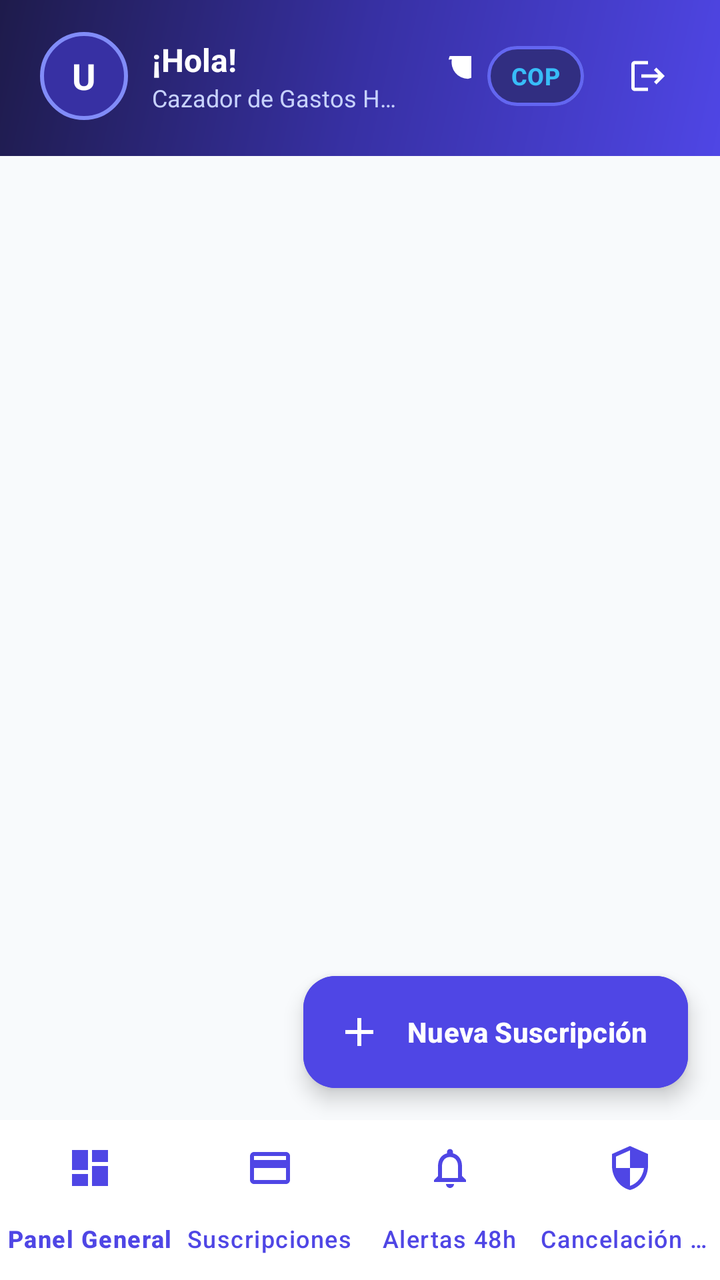
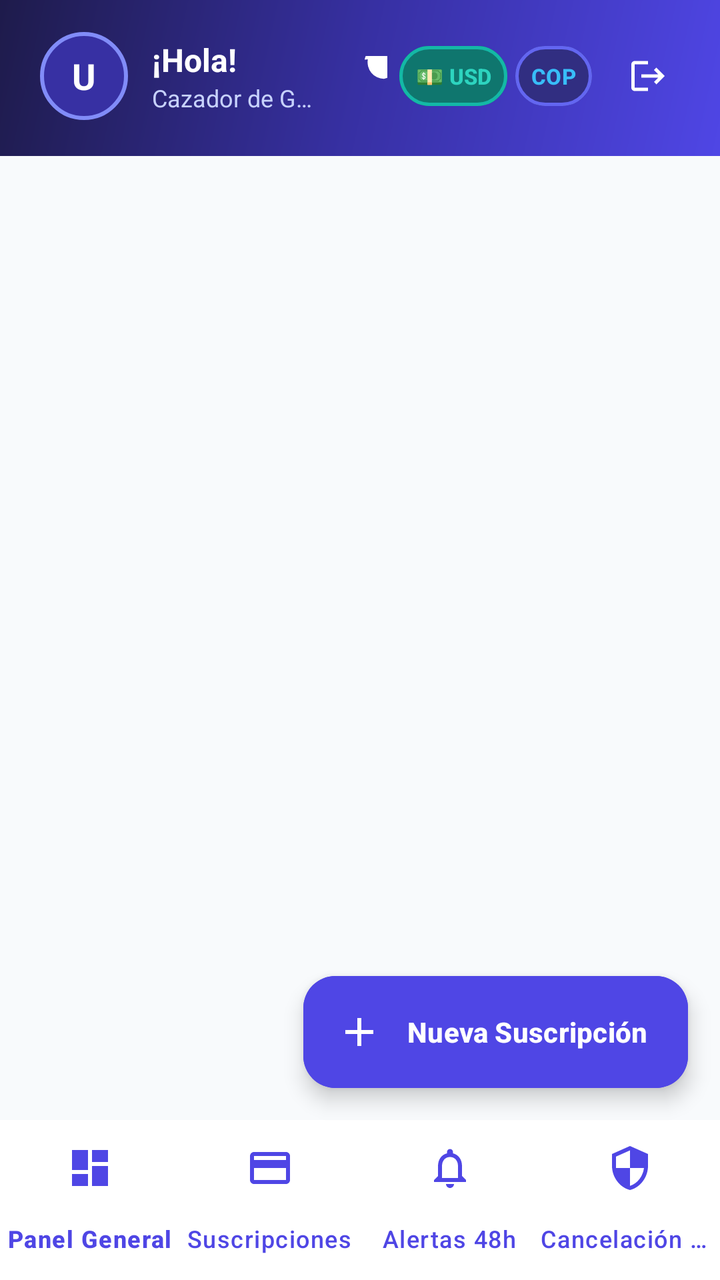

The first picture is an Android layout as it rendered before a commit; the second is the same layout after the commit. The layout source and the unified diff follow.
<!-- AndroidManifest.xml: application theme Theme.CazadorGastosHormiga -->
<!-- res/layout/activity_main.xml -->
<?xml version="1.0" encoding="utf-8"?>
<androidx.coordinatorlayout.widget.CoordinatorLayout xmlns:android="http://schemas.android.com/apk/res/android"
    xmlns:app="http://schemas.android.com/apk/res-auto"
    android:id="@+id/mainRootLayout"
    android:layout_width="match_parent"
    android:layout_height="match_parent"
    android:fitsSystemWindows="true"
    android:background="@color/background_light">

    <androidx.constraintlayout.widget.ConstraintLayout
        android:layout_width="match_parent"
        android:layout_height="match_parent">

        
        <LinearLayout
            android:id="@+id/modernHeader"
            android:layout_width="match_parent"
            android:layout_height="wrap_content"
            android:background="@drawable/bg_gradient_header"
            android:orientation="vertical"
            android:paddingStart="20dp"
            android:paddingTop="16dp"
            android:paddingEnd="20dp"
            android:paddingBottom="18dp"
            app:layout_constraintTop_toTopOf="parent">

            <LinearLayout
                android:layout_width="match_parent"
                android:layout_height="wrap_content"
                android:gravity="center_vertical"
                android:orientation="horizontal">

                
                <FrameLayout
                    android:layout_width="44dp"
                    android:layout_height="44dp"
                    android:background="@drawable/bg_avatar_circle">

                    <TextView
                        android:id="@+id/tvUserInitials"
                        android:layout_width="wrap_content"
                        android:layout_height="wrap_content"
                        android:layout_gravity="center"
                        android:text="U"
                        android:textColor="@color/surface_white"
                        android:textSize="18sp"
                        android:textStyle="bold" />
                </FrameLayout>

                
                <LinearLayout
                    android:layout_width="0dp"
                    android:layout_height="wrap_content"
                    android:layout_marginStart="12dp"
                    android:layout_weight="1"
                    android:orientation="vertical">

                    <TextView
                        android:id="@+id/tvGreeting"
                        android:layout_width="wrap_content"
                        android:layout_height="wrap_content"
                        android:text="¡Hola!"
                        android:textColor="@color/surface_white"
                        android:textSize="16sp"
                        android:textStyle="bold" />

                    <TextView
                        android:id="@+id/tvUserEmail"
                        android:layout_width="wrap_content"
                        android:layout_height="wrap_content"
                        android:ellipsize="end"
                        android:maxLines="1"
                        android:text="Cazador de Gastos Hormiga"
                        android:textColor="#C7D2FE"
                        android:textSize="12sp" />
                </LinearLayout>

                
                <com.google.android.material.button.MaterialButton
                    android:id="@+id/btnToggleTheme"
                    style="@style/Widget.Material3.Button.IconButton"
                    android:layout_width="38dp"
                    android:layout_height="38dp"
                    android:layout_marginEnd="4dp"
                    app:icon="@drawable/ic_moon"
                    app:iconTint="@color/surface_white" />

                
                <com.google.android.material.button.MaterialButton
                    android:id="@+id/btnToggleCurrency"
                    style="@style/Widget.Material3.Button.TonalButton"
                    android:layout_width="wrap_content"
                    android:layout_height="38dp"
                    android:layout_marginEnd="8dp"
                    android:backgroundTint="#312E81"
                    android:minWidth="0dp"
                    android:paddingStart="12dp"
                    android:paddingEnd="12dp"
                    android:text="COP"
                    android:textColor="#38BDF8"
                    android:textSize="12sp"
                    android:textStyle="bold"
                    app:cornerRadius="999dp"
                    app:strokeColor="#6366F1"
                    app:strokeWidth="1.5dp" />

                
                <com.google.android.material.button.MaterialButton
                    android:id="@+id/btnLogout"
                    style="@style/Widget.Material3.Button.IconButton"
                    android:layout_width="40dp"
                    android:layout_height="40dp"
                    app:icon="@drawable/ic_logout"
                    app:iconTint="@color/surface_white" />

            </LinearLayout>

        </LinearLayout>

        
        <FrameLayout
            android:id="@+id/fragmentContainer"
            android:layout_width="match_parent"
            android:layout_height="0dp"
            app:layout_constraintTop_toBottomOf="@id/modernHeader"
            app:layout_constraintBottom_toTopOf="@id/bottomNavigation" />

        
        <com.google.android.material.bottomnavigation.BottomNavigationView
            android:id="@+id/bottomNavigation"
            android:layout_width="match_parent"
            android:layout_height="wrap_content"
            android:background="@color/surface_white"
            android:elevation="8dp"
            app:itemActiveIndicatorStyle="@null"
            app:itemIconTint="@color/primary"
            app:itemTextColor="@color/primary"
            app:labelVisibilityMode="labeled"
            app:menu="@menu/bottom_nav_menu"
            app:layout_constraintBottom_toBottomOf="parent" />

    </androidx.constraintlayout.widget.ConstraintLayout>

    
    <com.google.android.material.floatingactionbutton.ExtendedFloatingActionButton
        android:id="@+id/fabAddSubscription"
        android:layout_width="wrap_content"
        android:layout_height="wrap_content"
        android:layout_gravity="bottom|end"
        android:layout_marginEnd="16dp"
        android:layout_marginBottom="96dp"
        android:text="Nueva Suscripción"
        android:textColor="@color/text_on_dark"
        android:textStyle="bold"
        android:backgroundTint="@color/primary"
        app:icon="@drawable/ic_add"
        app:iconTint="@color/text_on_dark"
        app:elevation="6dp" />

</androidx.coordinatorlayout.widget.CoordinatorLayout>
<!-- resources referenced by this layout -->
<resources>
  <color name="background_light">#F8FAFC</color>
  <color name="primary">#4F46E5</color>
  <color name="surface_white">#FFFFFF</color>
  <color name="text_on_dark">#FFFFFF</color>
  <!-- drawable bg_avatar_circle (drawable) -->
  <?xml version="1.0" encoding="utf-8"?>
  <shape xmlns:android="http://schemas.android.com/apk/res/android"
      android:shape="oval">
      <solid android:color="#3730A3" />
      <stroke
          android:width="2dp"
          android:color="#818CF8" />
  </shape>
  <!-- drawable bg_gradient_header (drawable) -->
  <?xml version="1.0" encoding="utf-8"?>
  <shape xmlns:android="http://schemas.android.com/apk/res/android"
      android:shape="rectangle">
      <gradient
          android:type="linear"
          android:angle="135"
          android:startColor="#4F46E5"
          android:centerColor="#3730A3"
          android:endColor="#1E1B4B" />
  </shape>
  <!-- drawable ic_add (drawable) -->
  <vector xmlns:android="http://schemas.android.com/apk/res/android"
      android:width="24dp"
      android:height="24dp"
      android:viewportWidth="24"
      android:viewportHeight="24">
    <path
        android:fillColor="#FFFFFFFF"
        android:pathData="M19,13h-6v6h-2v-6H5v-2h6V5h2v6h6v2z"/>
  </vector>
  <!-- drawable ic_logout (drawable) -->
  <vector xmlns:android="http://schemas.android.com/apk/res/android"
      android:width="24dp"
      android:height="24dp"
      android:viewportWidth="24"
      android:viewportHeight="24">
    <path
        android:fillColor="#FFFFFFFF"
        android:pathData="M17,7l-1.41,1.41L18.17,11H8v2h10.17l-2.58,2.58L17,17l5,-5zM4,5h8V3H4c-1.1,0 -2,0.9 -2,2v14c0,1.1 0.9,2 2,2h8v-2H4V5z"/>
  </vector>
  <!-- drawable ic_moon (drawable) -->
  <vector xmlns:android="http://schemas.android.com/apk/res/android"
      android:width="24dp"
      android:height="24dp"
      android:viewportWidth="24"
      android:viewportHeight="24">
    <path
        android:fillColor="#FFFFFFFF"
        android:pathData="M12.3,2a10,10 0,0 0,-1.9 0.18,10 10 0,1 1,11.52 11.52,10 10 0,0 1,-9.62 -11.7z"/>
  </vector>
  <style name="Theme.CazadorGastosHormiga" parent="Theme.Material3.DayNight.NoActionBar">
          <item name="colorPrimary">@color/primary</item>
          <item name="colorOnPrimary">@color/surface_white</item>
          <item name="android:statusBarColor">@color/primary_dark</item>
          <item name="android:windowBackground">@color/background_light</item>
      </style>
  <color name="primary_dark">#3730A3</color>
</resources>

<!-- the commit's change to res/layout/activity_main.xml (unified diff, before → after) -->
@@ -32,8 +32,11 @@
 
                 
                 <FrameLayout
+                    android:id="@+id/btnUserProfile"
                     android:layout_width="44dp"
                     android:layout_height="44dp"
+                    android:clickable="true"
+                    android:focusable="true"
                     android:background="@drawable/bg_avatar_circle">
 
                     <TextView
@@ -49,10 +52,13 @@
 
                 
                 <LinearLayout
+                    android:id="@+id/layoutUserInfo"
                     android:layout_width="0dp"
                     android:layout_height="wrap_content"
                     android:layout_marginStart="12dp"
                     android:layout_weight="1"
+                    android:clickable="true"
+                    android:focusable="true"
                     android:orientation="vertical">
 
                     <TextView
@@ -81,9 +87,28 @@
                     style="@style/Widget.Material3.Button.IconButton"
                     android:layout_width="38dp"
                     android:layout_height="38dp"
-                    android:layout_marginEnd="4dp"
+                    android:layout_marginEnd="2dp"
                     app:icon="@drawable/ic_moon"
                     app:iconTint="@color/surface_white" />
+
+                
+                <com.google.android.material.button.MaterialButton
+                    android:id="@+id/btnUsdImpact"
+                    style="@style/Widget.Material3.Button.TonalButton"
+                    android:layout_width="wrap_content"
+                    android:layout_height="38dp"
+                    android:layout_marginEnd="4dp"
+                    android:backgroundTint="#0F766E"
+                    android:minWidth="0dp"
+                    android:paddingStart="8dp"
+                    android:paddingEnd="8dp"
+                    android:text="💵 USD"
+                    android:textColor="#2DD4BF"
+                    android:textSize="11sp"
+                    android:textStyle="bold"
+                    app:cornerRadius="999dp"
+                    app:strokeColor="#14B8A6"
+                    app:strokeWidth="1.5dp" />
 
                 
                 <com.google.android.material.button.MaterialButton
@@ -91,14 +116,14 @@
                     style="@style/Widget.Material3.Button.TonalButton"
                     android:layout_width="wrap_content"
                     android:layout_height="38dp"
-                    android:layout_marginEnd="8dp"
+                    android:layout_marginEnd="4dp"
                     android:backgroundTint="#312E81"
                     android:minWidth="0dp"
-                    android:paddingStart="12dp"
-                    android:paddingEnd="12dp"
+                    android:paddingStart="8dp"
+                    android:paddingEnd="8dp"
                     android:text="COP"
                     android:textColor="#38BDF8"
-                    android:textSize="12sp"
+                    android:textSize="11sp"
                     android:textStyle="bold"
                     app:cornerRadius="999dp"
                     app:strokeColor="#6366F1"
